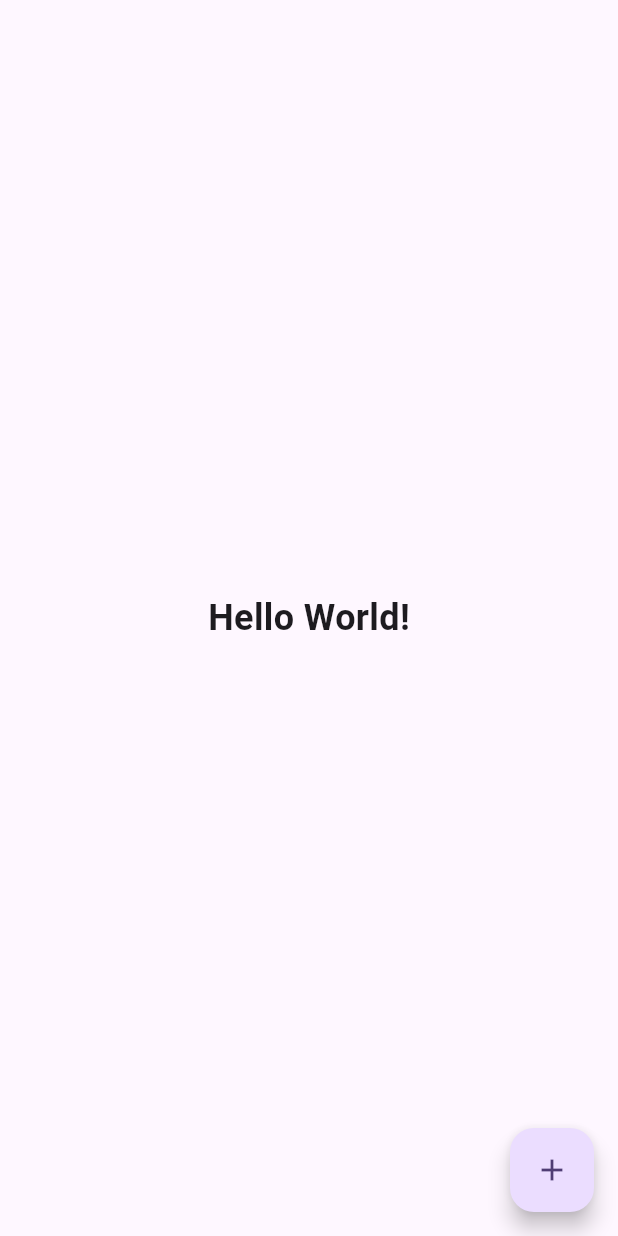
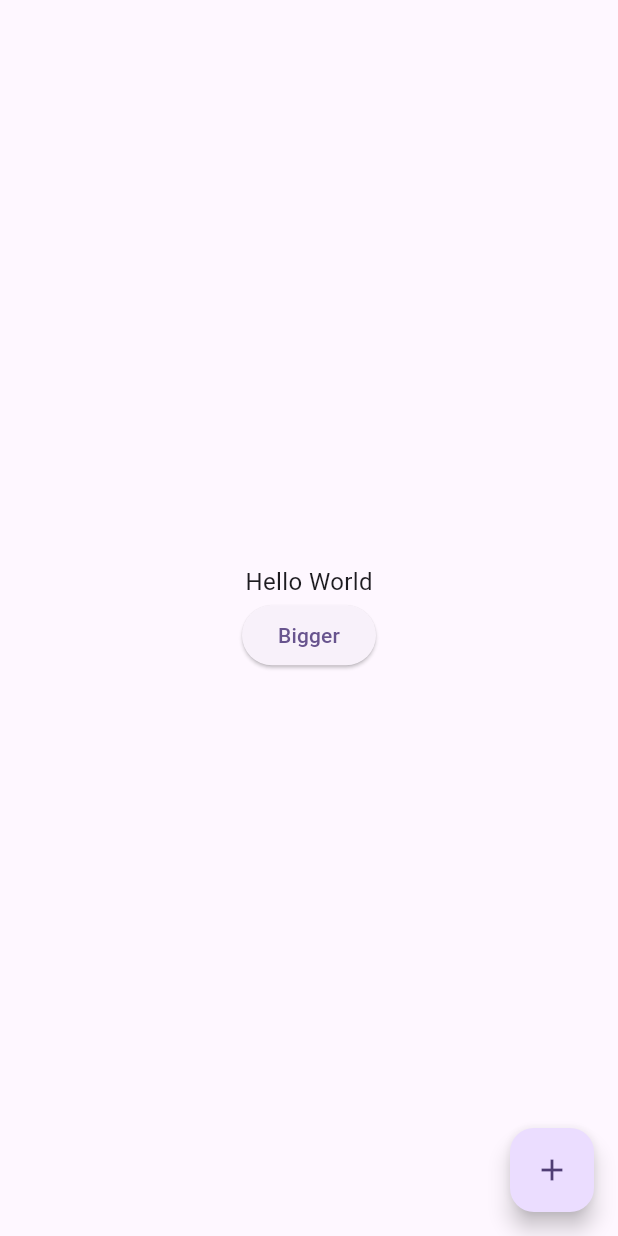
Before and after one commit to rizfa-is/basic_flutter_course, a Flutter app: the screen it shows after launch, on a phone screen of 412 x 824 dp. Run offline on Flutter 3.47's test engine with Material 3 defaults, Android fonts, the phone set to English and light mode, and no system bars.

Commit message:
feat(state): implement Stateful widget

```diff
--- a/lib/main.dart
+++ b/lib/main.dart
@@ -1,3 +1,4 @@
+import 'package:basic_flutter_course/widgets/BiggerText.dart';
 import 'package:basic_flutter_course/widgets/Heading.dart';
 import 'package:flutter/material.dart';
 
@@ -79,8 +80,8 @@
     // than having to individually change instances of widgets.
     return Scaffold(
       body: Center(
-        child: Heading(
-            text: "Hello World!"
+        child: BiggerText(
+            text: "Hello World"
         ),
       ),
       floatingActionButton: FloatingActionButton(
--- /dev/null
+++ b/lib/widgets/BiggerText.dart
@@ -0,0 +1,38 @@
+import 'package:flutter/material.dart';
+
+class BiggerText extends StatefulWidget {
+
+  final String text;
+
+  const BiggerText({Key? key, required this.text}): super(key: key);
+
+  @override
+  State<StatefulWidget> createState() => _BiggerText();
+}
+
+class _BiggerText extends State<BiggerText> {
+  double _textSize = 16.0;
+
+  @override
+  Widget build(BuildContext context) {
+    return Column(
+      mainAxisAlignment: MainAxisAlignment.center,
+      children: <Widget> [
+        Text(
+          widget.text,
+          style: TextStyle(
+            fontSize: _textSize
+          ),
+        ),
+        ElevatedButton(
+            child: Text("Bigger"),
+            onPressed: () {
+              setState(() {
+                _textSize = 32.0;
+              });
+            },
+        ),
+      ],
+    );
+  }
+}
```
Also changed, not shown: lib/widgets/StatefulSample.dart (added, +27 -0 lines).
